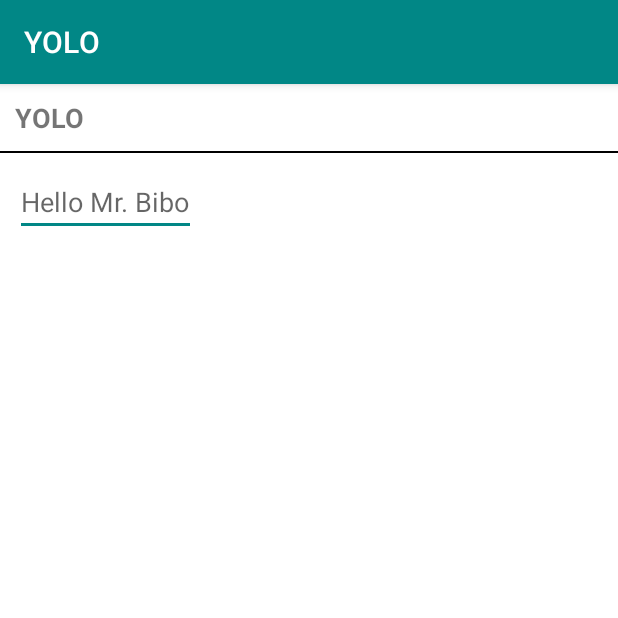
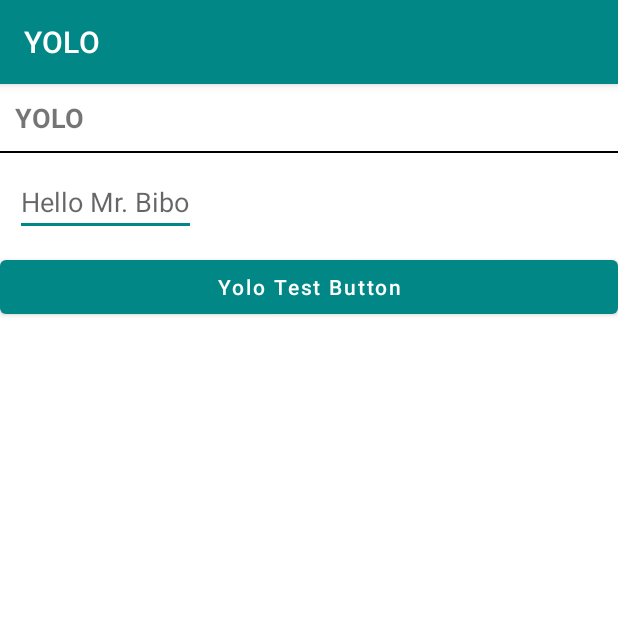
Before and after one commit to k-wjames/YOLO, an Android app: the screen it shows after launch (MainActivity), on a phone screen of 412 x 824 dp, the top half of it. Run offline under Robolectric (Android 15) with nearby library versions, the phone set to English and light mode, and no system bars.

Commit message:
Take One Yolo Button added. Do you copy?

```diff
--- a/app/src/main/res/layout/activity_main.xml
+++ b/app/src/main/res/layout/activity_main.xml
@@ -27,6 +27,11 @@
         android:layout_height="wrap_content"
         android:hint="Hello Mr. Bibo"
         android:layout_margin="10dp"/>
+    <Button
+        android:layout_width="match_parent"
+        android:layout_height="wrap_content"
+        android:text="Yolo Test Button"
+        android:textAllCaps="false"/>
 
 
 
```
